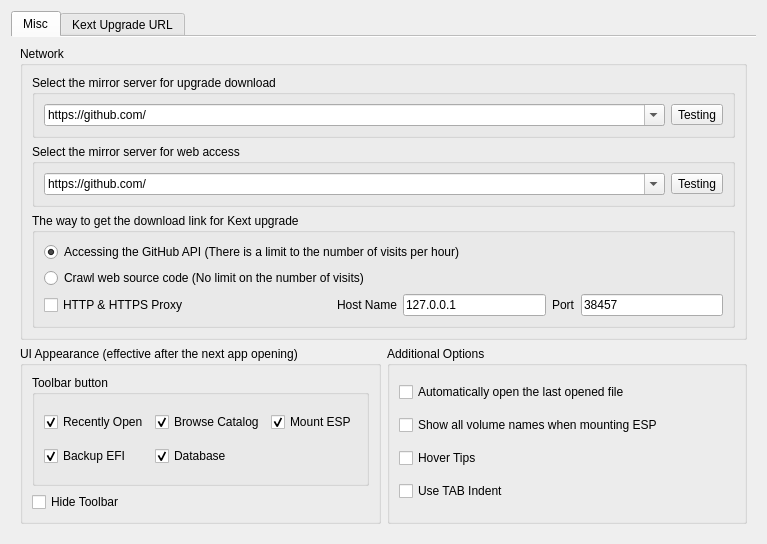
Qt form src/dlgpreference.ui (ic005k/OCAuxiliaryTools) before a commit.
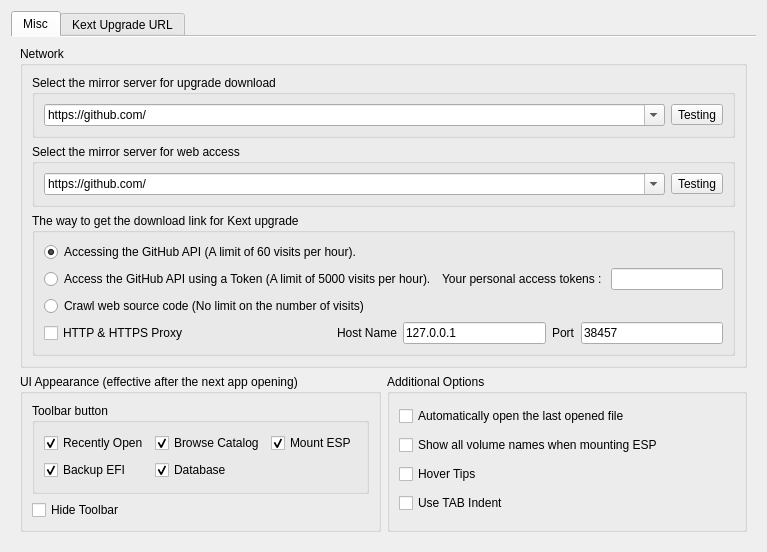
The same form after that commit.

Commit message: Added access to Github API via token to get Kexts download URL.

```diff
--- a/src/dlgpreference.ui
+++ b/src/dlgpreference.ui
@@ -38,25 +38,46 @@
             <property name="title">
              <string>The way to get the download link for Kext upgrade</string>
             </property>
-            <layout class="QGridLayout" name="gridLayout_5">
-             <item row="0" column="0">
+            <layout class="QVBoxLayout" name="verticalLayout">
+             <item>
               <widget class="QRadioButton" name="rbtnAPI">
                <property name="text">
-                <string>Accessing the GitHub API (There is a limit to the number of visits per hour)</string>
+                <string>Accessing the GitHub API (A limit of 60 visits per hour).</string>
                </property>
                <property name="checked">
                 <bool>true</bool>
                </property>
               </widget>
              </item>
-             <item row="1" column="0">
+             <item>
+              <layout class="QHBoxLayout" name="horizontalLayout_2">
+               <item>
+                <widget class="QRadioButton" name="rbtnToken">
+                 <property name="text">
+                  <string>Access the GitHub API using a Token (A limit of 5000 visits per hour).</string>
+                 </property>
+                </widget>
+               </item>
+               <item>
+                <widget class="QLabel" name="lblToken">
+                 <property name="text">
+                  <string>Your personal access tokens : </string>
+                 </property>
+                </widget>
+               </item>
+               <item>
+                <widget class="QLineEdit" name="editToken"/>
+               </item>
+              </layout>
+             </item>
+             <item>
               <widget class="QRadioButton" name="rbtnWeb">
                <property name="text">
                 <string>Crawl web source code (No limit on the number of visits)</string>
                </property>
               </widget>
              </item>
-             <item row="2" column="0">
+             <item>
               <layout class="QHBoxLayout" name="horizontalLayout">
                <item>
                 <widget class="QCheckBox" name="chkProxy">
```
The commit also changes 10 other files.
